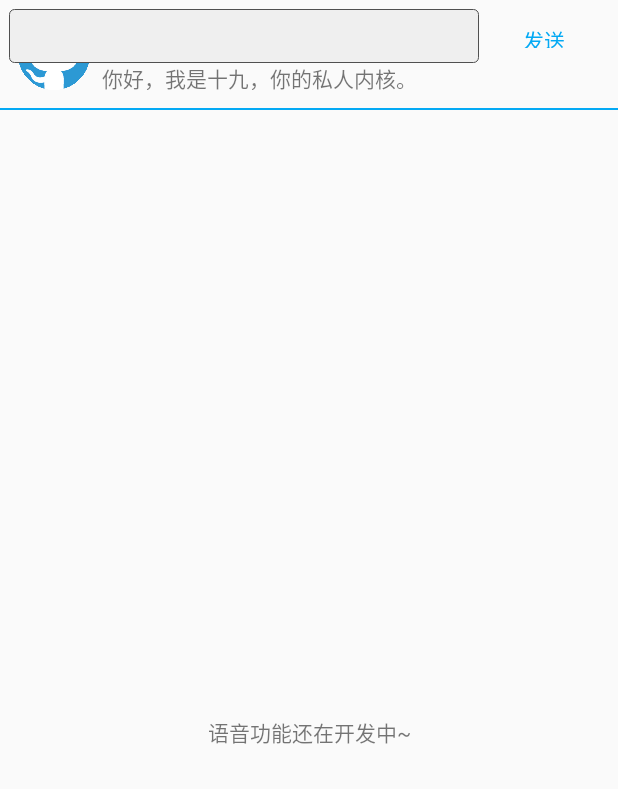
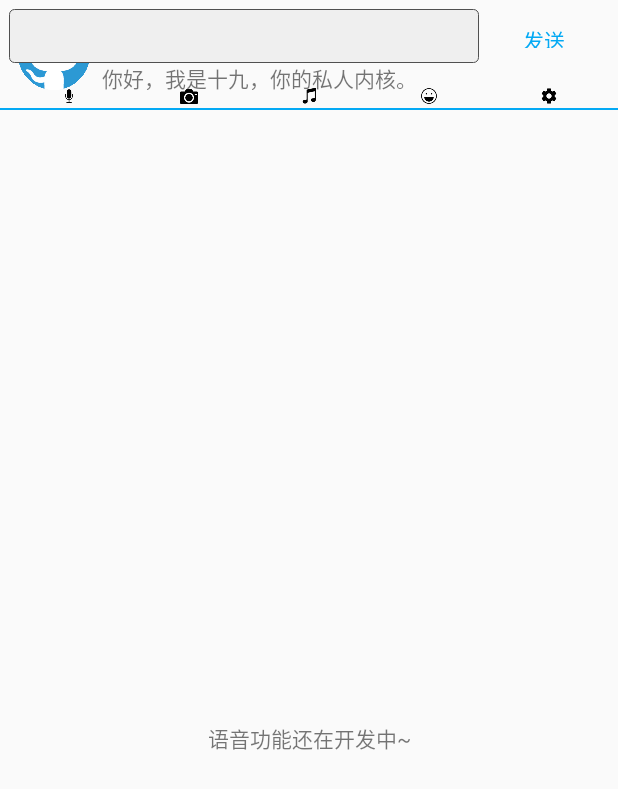
Before and after one commit to zt515/Kernel19, an Android app: the screen it shows after launch (MainActivity), after a tap on an icon or button, on a phone screen of 412 x 824 dp. Shown: the top 789 px of the screen. Run offline under Robolectric (Android 15) with nearby library versions, the phone set to English and light mode, and no system bars.

```diff
--- a/app/src/main/res/layout/activity_main.xml
+++ b/app/src/main/res/layout/activity_main.xml
@@ -91,7 +91,7 @@
 
         <LinearLayout
             android:layout_width="match_parent"
-            android:layout_height="28dp"
+            android:layout_height="32dp"
             android:layout_marginTop="6dp"
             android:gravity="center"
             android:orientation="horizontal">
@@ -100,7 +100,7 @@
                 android:id="@+id/mainSendVoice"
                 style="?android:attr/buttonBarButtonStyle"
                 android:layout_width="0dp"
-                android:layout_height="20dp"
+                android:layout_height="32dp"
                 android:layout_gravity="center"
                 android:layout_weight="1.0"
                 android:scaleType="fitCenter"
@@ -111,7 +111,7 @@
                 android:id="@+id/mainSendPhoto"
                 style="?android:attr/buttonBarButtonStyle"
                 android:layout_width="0dp"
-                android:layout_height="20dp"
+                android:layout_height="32dp"
                 android:layout_gravity="center"
                 android:layout_weight="1.0"
                 android:scaleType="fitCenter"
@@ -121,7 +121,7 @@
                 android:id="@+id/mainShareMusic"
                 style="?android:attr/buttonBarButtonStyle"
                 android:layout_width="0dp"
-                android:layout_height="20dp"
+                android:layout_height="32dp"
                 android:layout_gravity="center"
                 android:layout_weight="1.0"
                 android:scaleType="fitCenter"
@@ -132,7 +132,7 @@
                 android:id="@+id/mainSendEmoticon"
                 style="?android:attr/buttonBarButtonStyle"
                 android:layout_width="0dp"
-                android:layout_height="20dp"
+                android:layout_height="32dp"
                 android:layout_gravity="center"
                 android:layout_weight="1.0"
                 android:scaleType="fitCenter"
@@ -143,7 +143,7 @@
                 android:id="@+id/mainSettings"
                 style="?android:attr/buttonBarButtonStyle"
                 android:layout_width="0dp"
-                android:layout_height="20dp"
+                android:layout_height="32dp"
                 android:layout_gravity="center"
                 android:layout_weight="1.0"
                 android:scaleType="fitCenter"
--- a/app/src/main/res/layout/emoticon_item.xml
+++ b/app/src/main/res/layout/emoticon_item.xml
@@ -1,7 +1,7 @@
 <?xml version="1.0" encoding="utf-8"?>
 <LinearLayout xmlns:android="http://schemas.android.com/apk/res/android"
-    android:layout_width="80dp"
-    android:layout_height="80dp"
+    android:layout_width="70dp"
+    android:layout_height="70dp"
     android:gravity="center"
     android:orientation="vertical">
 
```
Also changed, not shown: app/src/main/java/io/kiva/kernel/MainActivity.java (+9 -0 lines).
